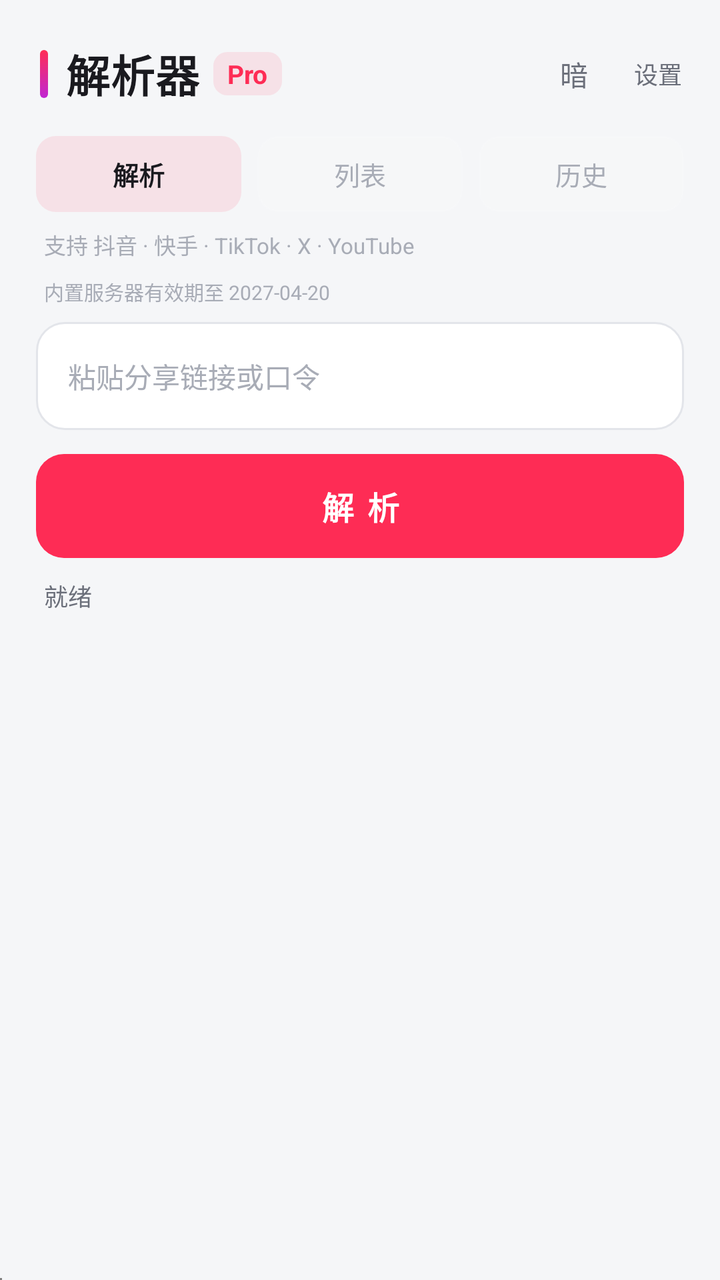
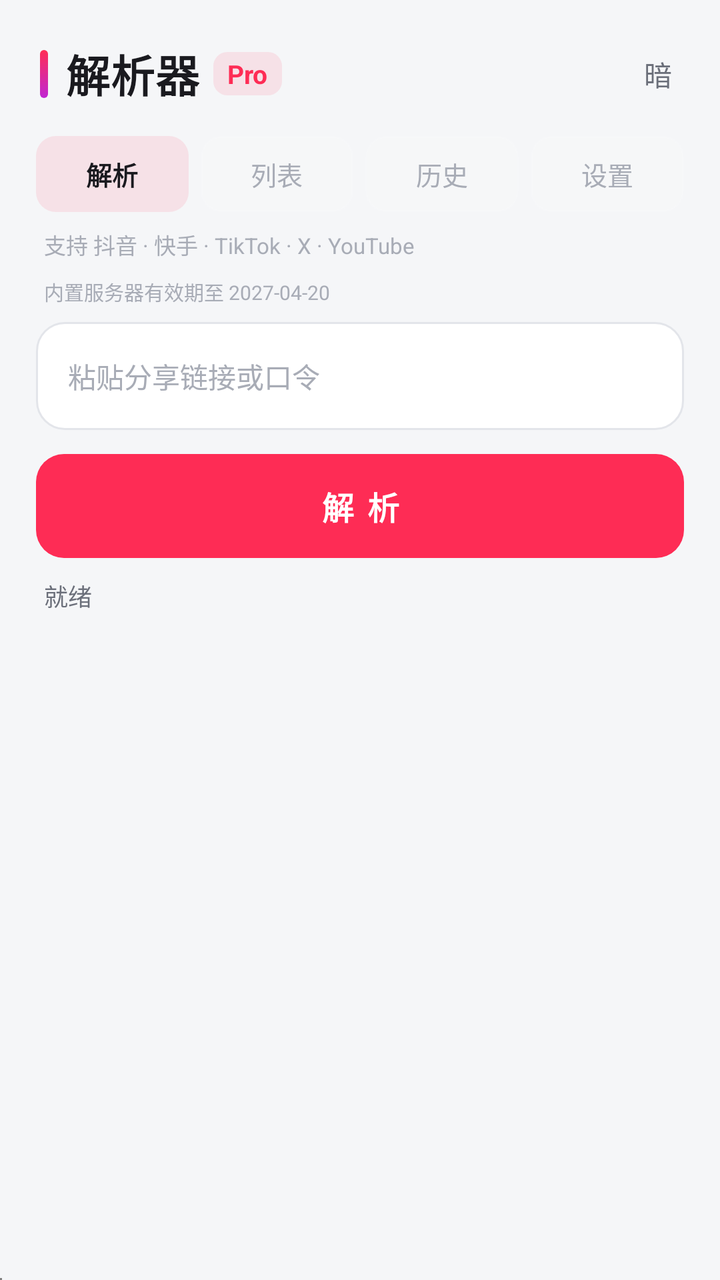

Compare the two renders of this Android layout. The source of the first and the diff that turns it into the second are given below.
<!-- AndroidManifest.xml: application theme android:Theme.DeviceDefault.NoActionBar -->
<!-- res/layout/activity_main.xml -->
<?xml version="1.0" encoding="utf-8"?>
<LinearLayout xmlns:android="http://schemas.android.com/apk/res/android"
    android:layout_width="match_parent" android:layout_height="match_parent"
    android:id="@+id/root"
    android:orientation="vertical" android:background="@color/bg">

    
    <LinearLayout
        android:layout_width="match_parent" android:layout_height="wrap_content"
        android:orientation="horizontal" android:gravity="center_vertical"
        android:paddingLeft="20dp" android:paddingRight="12dp"
        android:paddingTop="18dp" android:paddingBottom="12dp">

        <View
            android:layout_width="4dp" android:layout_height="24dp"
            android:background="@drawable/brand_bar"/>

        <TextView
            android:layout_width="wrap_content" android:layout_height="wrap_content"
            android:layout_marginLeft="9dp"
            android:id="@+id/tvTitleDY" android:text="解析器" android:textColor="@color/text"
            android:textStyle="bold" android:textSize="22sp" android:letterSpacing="0.01"/>
        <TextView
            android:layout_width="wrap_content" android:layout_height="wrap_content"
            android:layout_marginLeft="7dp"
            android:id="@+id/tvTitle" android:text="Pro" android:textColor="@color/brand"
            android:textStyle="bold" android:textSize="13sp"
            android:background="@drawable/pill_brand"
            android:paddingLeft="7dp" android:paddingRight="7dp"
            android:paddingTop="2dp" android:paddingBottom="2dp"/>

        <View android:layout_width="0dp" android:layout_height="1dp" android:layout_weight="1"/>

        <TextView android:id="@+id/btnTheme"
            android:layout_width="38dp" android:layout_height="38dp"
            android:background="@drawable/btn_icon" android:gravity="center"
            android:text="暗" android:textColor="@color/text_sub" android:textSize="14sp"/>
        <TextView android:id="@+id/btnSettings"
            android:layout_width="38dp" android:layout_height="38dp"
            android:layout_marginLeft="4dp" android:background="@drawable/btn_icon"
            android:gravity="center"
            android:text="设置" android:textColor="@color/text_sub" android:textSize="12sp"/>
    </LinearLayout>

    
    <LinearLayout
        android:layout_width="match_parent" android:layout_height="wrap_content"
        android:orientation="horizontal"
        android:paddingLeft="18dp" android:paddingRight="18dp"
        android:paddingBottom="8dp">

        <TextView android:id="@+id/tabParse"
            android:layout_width="0dp" android:layout_height="38dp" android:layout_weight="1"
            android:background="@drawable/tab_active" android:gravity="center"
            android:text="解析" android:textColor="@color/text" android:textSize="13sp"
            android:textStyle="bold"/>
        <TextView android:id="@+id/tabList"
            android:layout_width="0dp" android:layout_height="38dp" android:layout_weight="1"
            android:layout_marginLeft="8dp" android:background="@drawable/tab_idle" android:gravity="center"
            android:text="列表" android:textColor="@color/text_hint" android:textSize="13sp"/>
        <TextView android:id="@+id/tabHistory"
            android:layout_width="0dp" android:layout_height="38dp" android:layout_weight="1"
            android:layout_marginLeft="8dp" android:background="@drawable/tab_idle" android:gravity="center"
            android:text="历史" android:textColor="@color/text_hint" android:textSize="13sp"/>
    </LinearLayout>

    
    <LinearLayout android:id="@+id/pageParse"
        android:layout_width="match_parent" android:layout_height="0dp"
        android:layout_weight="1" android:orientation="vertical">

        <LinearLayout
            android:layout_width="match_parent" android:layout_height="wrap_content"
            android:orientation="vertical"
            android:paddingLeft="18dp" android:paddingRight="18dp">

            <TextView
                android:layout_width="wrap_content" android:layout_height="wrap_content"
                android:text="支持 抖音 · 快手 · TikTok · X · YouTube"
                android:textColor="@color/text_hint" android:textSize="11sp"
                android:paddingLeft="4dp" android:paddingBottom="8dp"/>

            <TextView android:id="@+id/tvSrvInfo"
                android:layout_width="wrap_content" android:layout_height="wrap_content"
                android:text="内置服务器有效期至 2027-04-20"
                android:textColor="@color/text_hint" android:textSize="10sp"
                android:paddingLeft="4dp" android:paddingBottom="8dp"/>

            <EditText android:id="@+id/input"
                android:layout_width="match_parent" android:layout_height="54dp"
                android:background="@drawable/input_bg" android:paddingLeft="16dp"
                android:paddingRight="16dp" android:hint="粘贴分享链接或口令"
                android:textColor="@color/text" android:textColorHint="@color/text_hint"
                android:textSize="14sp" android:singleLine="true" android:inputType="textUri"/>

            <TextView android:id="@+id/btn"
                android:layout_width="match_parent" android:layout_height="52dp"
                android:layout_marginTop="12dp" android:background="@drawable/btn_primary"
                android:gravity="center" android:text="解 析" android:textColor="#FFFFFF"
                android:textStyle="bold" android:textSize="16sp" android:letterSpacing="0.08"/>

            <TextView android:id="@+id/status"
                android:layout_width="match_parent" android:layout_height="wrap_content"
                android:text="就绪" android:textColor="@color/text_sub" android:textSize="12sp"
                android:paddingTop="10dp" android:paddingBottom="6dp"
                android:paddingLeft="4dp"/>
        </LinearLayout>

        <LinearLayout android:id="@+id/progressBox"
            android:layout_width="match_parent" android:layout_height="wrap_content"
            android:orientation="vertical" android:visibility="gone"
            android:background="@drawable/card_progress"
            android:layout_marginLeft="18dp" android:layout_marginRight="18dp"
            android:layout_marginTop="2dp" android:layout_marginBottom="8dp"
            android:paddingLeft="14dp" android:paddingRight="14dp"
            android:paddingTop="11dp" android:paddingBottom="12dp">

            <LinearLayout
                android:layout_width="match_parent" android:layout_height="wrap_content"
                android:orientation="horizontal" android:gravity="center_vertical">

                <TextView android:id="@+id/progressLabel"
                    android:layout_width="0dp" android:layout_height="wrap_content"
                    android:layout_weight="1" android:text="准备中"
                    android:textColor="@color/text_sub" android:textSize="12sp"/>

                <TextView android:id="@+id/progressPct"
                    android:layout_width="wrap_content" android:layout_height="wrap_content"
                    android:text="0%" android:textColor="@color/brand"
                    android:textSize="12sp" android:textStyle="bold"/>
            </LinearLayout>

            <ProgressBar android:id="@+id/progressBar"
                style="?android:attr/progressBarStyleHorizontal"
                android:layout_width="match_parent" android:layout_height="6dp"
                android:layout_marginTop="8dp" android:max="1000"
                android:progress="0" android:progressDrawable="@drawable/progress_h"
                android:progressTint="@color/brand"/>
        </LinearLayout>

        <LinearLayout android:id="@+id/actions"
            android:layout_width="match_parent" android:layout_height="wrap_content"
            android:orientation="horizontal" android:visibility="gone"
            android:paddingLeft="18dp" android:paddingRight="18dp"
            android:paddingBottom="10dp">

            <TextView android:id="@+id/btnPlay"
                android:layout_width="0dp" android:layout_height="44dp" android:layout_weight="1"
                android:background="@drawable/btn_ghost" android:gravity="center"
                android:text="播放" android:textColor="@color/text" android:textSize="13sp"/>
            <TextView android:id="@+id/btnDl"
                android:layout_width="0dp" android:layout_height="44dp" android:layout_weight="1"
                android:layout_marginLeft="7dp" android:background="@drawable/btn_ghost"
                android:gravity="center" android:text="下载" android:textColor="@color/text"
                android:textSize="13sp"/>
            <TextView android:id="@+id/btnFull"
                android:layout_width="0dp" android:layout_height="44dp" android:layout_weight="1"
                android:layout_marginLeft="7dp" android:background="@drawable/btn_primary"
                android:gravity="center" android:text="全屏" android:textColor="#FFFFFF"
                android:textSize="13sp" android:textStyle="bold"/>
            <TextView android:id="@+id/btnAudio"
                android:layout_width="0dp" android:layout_height="44dp" android:layout_weight="1"
                android:layout_marginLeft="7dp" android:background="@drawable/btn_ghost"
                android:gravity="center" android:text="转MP3" android:textColor="@color/text"
                android:textSize="13sp"/>
            <TextView android:id="@+id/btnMusic"
                android:layout_width="0dp" android:layout_height="44dp" android:layout_weight="1"
                android:layout_marginLeft="7dp" android:background="@drawable/btn_ghost"
                android:gravity="center" android:text="BGM" android:textColor="@color/text"
                android:textSize="13sp" android:visibility="gone"/>
        </LinearLayout>

        <ScrollView android:id="@+id/scrollOut"
            android:layout_width="match_parent" android:layout_height="0dp"
            android:layout_weight="1" android:scrollbars="none"
            android:overScrollMode="never">

            <LinearLayout
                android:layout_width="match_parent" android:layout_height="wrap_content"
                android:orientation="vertical"
                android:paddingLeft="18dp" android:paddingRight="18dp"
                android:paddingTop="10dp" android:paddingBottom="18dp">

                <FrameLayout android:id="@+id/videoBox"
                    android:layout_width="match_parent" android:layout_height="wrap_content"
                    android:background="@drawable/card_player" android:visibility="gone">

                    <TextureView android:id="@+id/video"
                        android:layout_width="match_parent" android:layout_height="210dp"/>

                    <LinearLayout android:id="@+id/miniBar"
                        android:layout_width="match_parent" android:layout_height="wrap_content"
                        android:layout_gravity="bottom" android:background="@drawable/bg_bar"
                        android:orientation="vertical" android:paddingLeft="12dp"
                        android:paddingRight="12dp" android:paddingTop="16dp"
                        android:paddingBottom="8dp">

                        <LinearLayout android:layout_width="match_parent"
                            android:layout_height="wrap_content"
                            android:orientation="horizontal" android:gravity="center_vertical">
                            <TextView android:id="@+id/miniTimeNow"
                                android:layout_width="wrap_content" android:layout_height="wrap_content"
                                android:text="00:00" android:textColor="@color/white" android:textSize="10sp"/>
                            <SeekBar android:id="@+id/miniSeek"
                                android:layout_width="0dp" android:layout_height="wrap_content"
                                android:layout_weight="1" android:layout_marginLeft="8dp"
                                android:layout_marginRight="8dp" android:max="1000"
                                android:progressDrawable="@drawable/seek_progress"
                                android:thumb="@drawable/seek_thumb" android:splitTrack="false"/>
                            <TextView android:id="@+id/miniTimeAll"
                                android:layout_width="wrap_content" android:layout_height="wrap_content"
                                android:text="00:00" android:textColor="@color/white_sub" android:textSize="10sp"/>
                        </LinearLayout>

                        <LinearLayout android:layout_width="match_parent"
                            android:layout_height="wrap_content"
                            android:orientation="horizontal" android:gravity="center_vertical">
                            <TextView android:id="@+id/miniPlay"
                                android:layout_width="wrap_content" android:layout_height="wrap_content"
                                android:padding="6dp" android:text="||" android:textColor="@color/white"
                                android:textSize="16sp" android:textStyle="bold"/>
                            <TextView android:id="@+id/miniSpeed"
                                android:layout_width="wrap_content" android:layout_height="wrap_content"
                                android:padding="6dp" android:text="1.0X" android:textColor="@color/white"
                                android:textSize="11sp" android:textStyle="bold"/>
                            <View android:layout_width="0dp" android:layout_height="1dp"
                                android:layout_weight="1"/>
                            <TextView android:id="@+id/miniFull"
                                android:layout_width="wrap_content" android:layout_height="wrap_content"
                                android:padding="6dp" android:text="全屏" android:textColor="@color/white"
                                android:textSize="12sp"/>
                        </LinearLayout>
                    </LinearLayout>
                </FrameLayout>

                <FrameLayout
                    android:layout_width="match_parent" android:layout_height="wrap_content"
                    android:layout_marginTop="10dp">

                    <ImageView android:id="@+id/img"
                        android:layout_width="match_parent" android:layout_height="280dp"
                        android:background="@color/surface_alt" android:scaleType="fitCenter"
                        android:visibility="gone"/>

                    <TextView android:id="@+id/liveBadge"
                        android:layout_width="wrap_content" android:layout_height="wrap_content"
                        android:layout_gravity="top|start" android:layout_margin="10dp"
                        android:background="#B3000000" android:paddingLeft="9dp" android:paddingRight="9dp"
                        android:paddingTop="3dp" android:paddingBottom="3dp"
                        android:textColor="#FFFFFF" android:text="LIVE" android:textSize="11sp"
                        android:textStyle="bold" android:visibility="gone"/>
                </FrameLayout>

                <LinearLayout android:id="@+id/out"
                    android:layout_width="match_parent" android:layout_height="wrap_content"
                    android:orientation="vertical"/>
            </LinearLayout>
        </ScrollView>
    </LinearLayout>

    
    <LinearLayout android:id="@+id/pageList"
        android:layout_width="match_parent" android:layout_height="0dp"
        android:layout_weight="1" android:orientation="vertical" android:visibility="gone">

        <TextView android:id="@+id/listHead"
            android:layout_width="match_parent" android:layout_height="wrap_content"
            android:text="粘贴主页链接后点解析，列表会出现在这里"
            android:textColor="@color/text_hint" android:textSize="12sp"
            android:paddingLeft="18dp" android:paddingRight="18dp"
            android:paddingTop="6dp" android:paddingBottom="6dp"/>

        <TextView android:id="@+id/btnDlAll"
            android:layout_width="match_parent" android:layout_height="40dp"
            android:layout_marginLeft="18dp" android:layout_marginRight="18dp"
            android:layout_marginBottom="8dp"
            android:background="@drawable/btn_primary" android:gravity="center"
            android:text="全部下载" android:textColor="#FFFFFF"
            android:textSize="13sp" android:textStyle="bold" android:visibility="gone"/>

        <ScrollView android:id="@+id/listScroll"
            android:layout_width="match_parent" android:layout_height="0dp"
            android:layout_weight="1" android:scrollbars="none"
            android:overScrollMode="never">

            <LinearLayout android:id="@+id/listWrap"
                android:layout_width="match_parent" android:layout_height="wrap_content"
                android:orientation="vertical"
                android:paddingLeft="18dp" android:paddingRight="18dp"
                android:paddingBottom="18dp"/>
        </ScrollView>
    </LinearLayout>

    
    <ScrollView android:id="@+id/pageHistory"
        android:layout_width="match_parent" android:layout_height="0dp"
        android:layout_weight="1" android:visibility="gone"
        android:scrollbars="none" android:overScrollMode="never">

        <LinearLayout android:id="@+id/historyWrap"
            android:layout_width="match_parent" android:layout_height="wrap_content"
            android:orientation="vertical"
            android:paddingLeft="18dp" android:paddingRight="18dp"
            android:paddingTop="10dp" android:paddingBottom="18dp">

            <TextView android:id="@+id/historyEmpty"
                android:layout_width="match_parent" android:layout_height="wrap_content"
                android:gravity="center" android:paddingTop="40dp"
                android:text="暂无历史记录\n\n下载过的文件、解析过的列表\n都会出现在这里"
                android:textColor="@color/text_hint" android:textSize="13sp"
                android:lineSpacingExtra="4dp"/>
        </LinearLayout>
    </ScrollView>

    <WebView android:id="@+id/web"
        android:layout_width="1dp" android:layout_height="1dp"/>
</LinearLayout>
<!-- resources referenced by this layout -->
<resources>
  <color name="bg">#F5F6F8</color>
  <color name="brand">#FE2C55</color>
  <color name="surface_alt">#F0F1F4</color>
  <color name="text">#1A1A1F</color>
  <color name="text_hint">#A8ACB6</color>
  <color name="text_sub">#6B6F7A</color>
  <color name="white">#FFFFFF</color>
  <color name="white_sub">#B0B0BC</color>
  <!-- drawable bg_bar (drawable) -->
  <?xml version="1.0" encoding="utf-8"?>
  <shape xmlns:android="http://schemas.android.com/apk/res/android" android:shape="rectangle">
      <gradient android:startColor="#00000000" android:endColor="#D9000000" android:angle="270"/>
  </shape>
  <!-- drawable brand_bar (drawable) -->
  <?xml version="1.0" encoding="utf-8"?>
  <shape xmlns:android="http://schemas.android.com/apk/res/android" android:shape="rectangle">
      <gradient android:startColor="#FF2D55" android:endColor="#C026D3" android:angle="270"/>
      <corners android:radius="2dp"/>
  </shape>
  <!-- drawable btn_icon (drawable) -->
  <?xml version="1.0" encoding="utf-8"?>
  <selector xmlns:android="http://schemas.android.com/apk/res/android">
      <item android:state_pressed="true">
          <shape android:shape="oval">
              <solid android:color="@color/surface_alt"/>
          </shape>
      </item>
      <item>
          <shape android:shape="oval">
              <solid android:color="#00000000"/>
          </shape>
      </item>
  </selector>
  <!-- drawable card_player (drawable) -->
  <?xml version="1.0" encoding="utf-8"?>
  <shape xmlns:android="http://schemas.android.com/apk/res/android" android:shape="rectangle">
      <solid android:color="@color/player_bg"/>
      <corners android:radius="16dp"/>
  </shape>
  <!-- drawable card_progress (drawable) -->
  <?xml version="1.0" encoding="utf-8"?>
  <shape xmlns:android="http://schemas.android.com/apk/res/android" android:shape="rectangle">
      <solid android:color="@color/surface"/>
      <corners android:radius="14dp"/>
      <stroke android:width="1dp" android:color="@color/stroke"/>
  </shape>
  <!-- drawable input_bg (drawable) -->
  <?xml version="1.0" encoding="utf-8"?>
  <shape xmlns:android="http://schemas.android.com/apk/res/android" android:shape="rectangle">
      <solid android:color="@color/surface"/>
      <corners android:radius="14dp"/>
      <stroke android:width="1dp" android:color="@color/stroke"/>
  </shape>
  <!-- drawable pill_brand (drawable) -->
  <?xml version="1.0" encoding="utf-8"?>
  <shape xmlns:android="http://schemas.android.com/apk/res/android" android:shape="rectangle">
      <solid android:color="#1AFE2C55"/>
      <corners android:radius="7dp"/>
  </shape>
  <!-- drawable seek_thumb (drawable) -->
  <?xml version="1.0" encoding="utf-8"?>
  <shape xmlns:android="http://schemas.android.com/apk/res/android" android:shape="oval">
      <solid android:color="#FFFFFF"/>
      <size android:width="14dp" android:height="14dp"/>
  </shape>
  <!-- drawable tab_active (drawable) -->
  <?xml version="1.0" encoding="utf-8"?>
  <shape xmlns:android="http://schemas.android.com/apk/res/android">
      <solid android:color="#1AFE2C55"/>
      <corners android:radius="10dp"/>
  </shape>
  <!-- drawable tab_idle (drawable) -->
  <?xml version="1.0" encoding="utf-8"?>
  <shape xmlns:android="http://schemas.android.com/apk/res/android">
      <solid android:color="#0DFFFFFF"/>
      <corners android:radius="10dp"/>
      <stroke android:width="1dp" android:color="#14FFFFFF"/>
  </shape>
  <color name="stroke">#E3E5EA</color>
  <color name="brand_dark">#D91E45</color>
  <color name="player_bg">#000000</color>
  <color name="surface">#FFFFFF</color>
  <!-- unchanged entries left out for length: 4 -->
</resources>

<!-- the commit's change to res/layout/activity_main.xml (unified diff, before → after) -->
@@ -35,11 +35,6 @@
             android:layout_width="38dp" android:layout_height="38dp"
             android:background="@drawable/btn_icon" android:gravity="center"
             android:text="暗" android:textColor="@color/text_sub" android:textSize="14sp"/>
-        <TextView android:id="@+id/btnSettings"
-            android:layout_width="38dp" android:layout_height="38dp"
-            android:layout_marginLeft="4dp" android:background="@drawable/btn_icon"
-            android:gravity="center"
-            android:text="设置" android:textColor="@color/text_sub" android:textSize="12sp"/>
     </LinearLayout>
 
     
@@ -56,12 +51,16 @@
             android:textStyle="bold"/>
         <TextView android:id="@+id/tabList"
             android:layout_width="0dp" android:layout_height="38dp" android:layout_weight="1"
-            android:layout_marginLeft="8dp" android:background="@drawable/tab_idle" android:gravity="center"
+            android:layout_marginLeft="6dp" android:background="@drawable/tab_idle" android:gravity="center"
             android:text="列表" android:textColor="@color/text_hint" android:textSize="13sp"/>
         <TextView android:id="@+id/tabHistory"
             android:layout_width="0dp" android:layout_height="38dp" android:layout_weight="1"
-            android:layout_marginLeft="8dp" android:background="@drawable/tab_idle" android:gravity="center"
+            android:layout_marginLeft="6dp" android:background="@drawable/tab_idle" android:gravity="center"
             android:text="历史" android:textColor="@color/text_hint" android:textSize="13sp"/>
+        <TextView android:id="@+id/tabSettings"
+            android:layout_width="0dp" android:layout_height="38dp" android:layout_weight="1"
+            android:layout_marginLeft="6dp" android:background="@drawable/tab_idle" android:gravity="center"
+            android:text="设置" android:textColor="@color/text_hint" android:textSize="13sp"/>
     </LinearLayout>
 
     
@@ -312,6 +311,19 @@
         </LinearLayout>
     </ScrollView>
 
+    
+    <ScrollView android:id="@+id/pageSettings"
+        android:layout_width="match_parent" android:layout_height="0dp"
+        android:layout_weight="1" android:visibility="gone"
+        android:scrollbars="none" android:overScrollMode="never">
+
+        <LinearLayout android:id="@+id/settingsWrap"
+            android:layout_width="match_parent" android:layout_height="wrap_content"
+            android:orientation="vertical"
+            android:paddingLeft="18dp" android:paddingRight="18dp"
+            android:paddingTop="10dp" android:paddingBottom="18dp"/>
+    </ScrollView>
+
     <WebView android:id="@+id/web"
         android:layout_width="1dp" android:layout_height="1dp"/>
 </LinearLayout>
